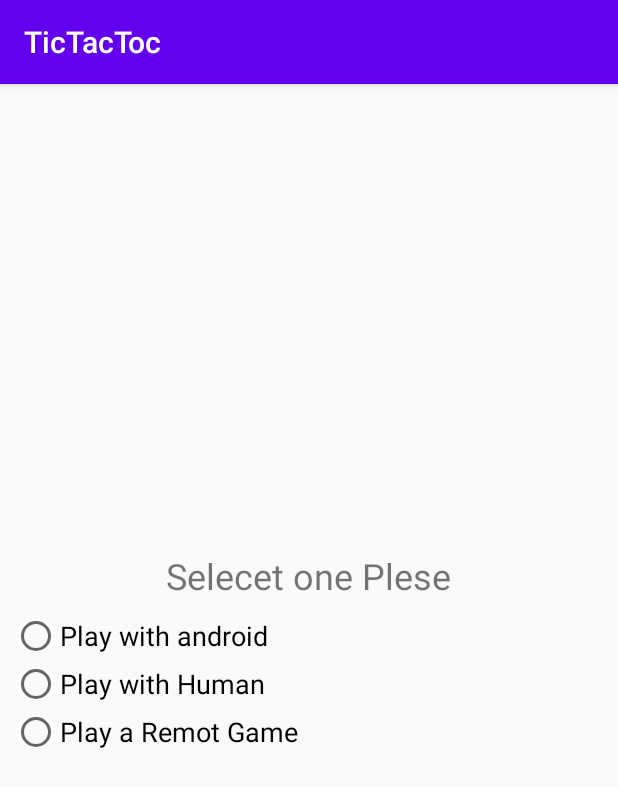
After one commit to mrromuo/TicTacToc, an Android app: the SelectActivity screen opened directly, with no data from a screen before it, on a phone screen of 412 x 824 dp. The commit adds this screen. Shown: the top 787 px of the screen. Run offline under Robolectric (Android 15) with nearby library versions, the phone set to English and light mode, and no system bars.

Commit message:
Main Selection Activity

```diff
--- a/app/src/main/AndroidManifest.xml
+++ b/app/src/main/AndroidManifest.xml
@@ -9,6 +9,7 @@
         android:roundIcon="@mipmap/ic_launcher_round"
         android:supportsRtl="true"
         android:theme="@style/AppTheme">
+        <activity android:name=".SelectActivity"></activity>
         <activity
             android:name=".helpp"
             android:label="@string/title_activity_helpp"
--- /dev/null
+++ b/app/src/main/java/com/raeed/tictactoc/SelectActivity.java
@@ -0,0 +1,14 @@
+package com.raeed.tictactoc;
+
+import androidx.appcompat.app.AppCompatActivity;
+
+import android.os.Bundle;
+
+public class SelectActivity extends AppCompatActivity {
+
+    @Override
+    protected void onCreate(Bundle savedInstanceState) {
+        super.onCreate(savedInstanceState);
+        setContentView(R.layout.activity_select);
+    }
+}
--- /dev/null
+++ b/app/src/main/res/layout/activity_select.xml
@@ -0,0 +1,45 @@
+<?xml version="1.0" encoding="utf-8"?>
+<LinearLayout xmlns:android="http://schemas.android.com/apk/res/android"
+    xmlns:app="http://schemas.android.com/apk/res-auto"
+    xmlns:tools="http://schemas.android.com/tools"
+    android:layout_width="match_parent"
+    android:layout_height="match_parent"
+    android:gravity="center"
+    android:orientation="vertical"
+    tools:context=".SelectActivity">
+
+    <TextView
+        android:layout_width="wrap_content"
+        android:layout_height="wrap_content"
+        android:text="@string/selectionMain"
+        android:textSize="@dimen/titel_text_size" />
+
+    <RadioGroup
+        android:id="@+id/radioGroup"
+        android:layout_width="match_parent"
+        android:layout_height="wrap_content"
+        android:padding="@dimen/personphoto_pading">
+
+        <RadioButton
+            android:id="@+id/androidSelected"
+            android:layout_width="match_parent"
+            android:layout_height="wrap_content"
+            android:text="@string/gmandroid"
+            android:textSize="18sp" />
+
+        <RadioButton
+            android:id="@+id/HumanSelected"
+            android:layout_width="match_parent"
+            android:layout_height="wrap_content"
+            android:text="@string/gmhuman"
+            android:textSize="18sp" />
+
+        <RadioButton
+            android:id="@+id/RemotSelected"
+            android:layout_width="match_parent"
+            android:layout_height="wrap_content"
+            android:textSize="18sp"
+            android:text="@string/remotgame" />
+
+    </RadioGroup>
+</LinearLayout>
--- a/app/src/main/res/values/strings.xml
+++ b/app/src/main/res/values/strings.xml
@@ -19,6 +19,7 @@
     <string name="gmhistory">Game History</string>
     <string name="information">Personal Information</string>
     <string name="gmandroid">Play with android</string>
+    <string name="remotgame">Play a Remot Game</string>
     <string name="gmhuman">Play with Human</string>
     <string name="help">Help</string>
 
@@ -126,4 +127,5 @@
     <string name="pleasename">Please Add Your Name</string>
     <!-- history activity-->
     <string name="gamehistory">Game History</string>
+    <string name="selectionMain">Selecet one Plese</string>
 </resources>
```
Also changed, not shown: 1 other file.
